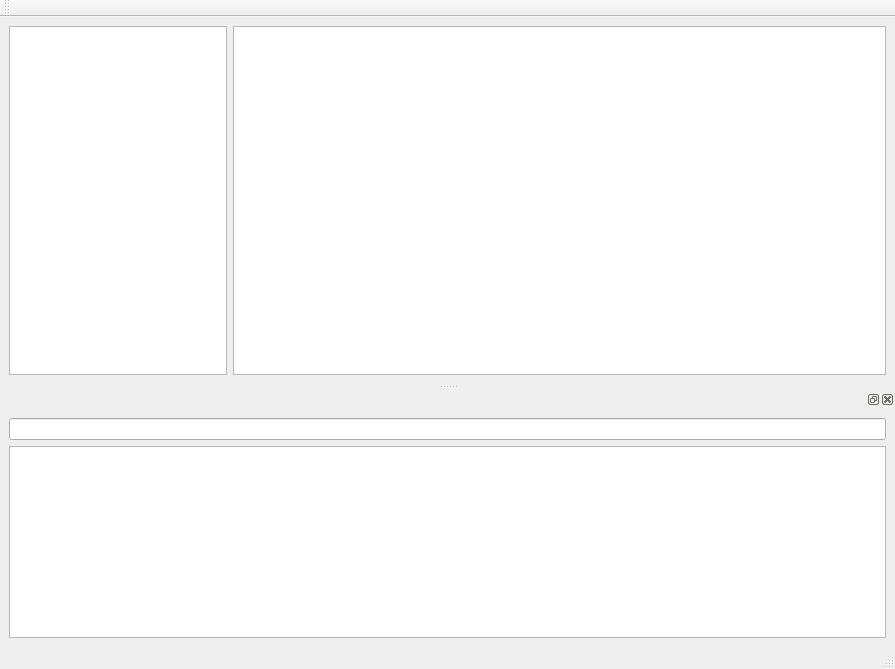
Above: main.ui from averrin/Darkstream before the change. Below: the same form after it.
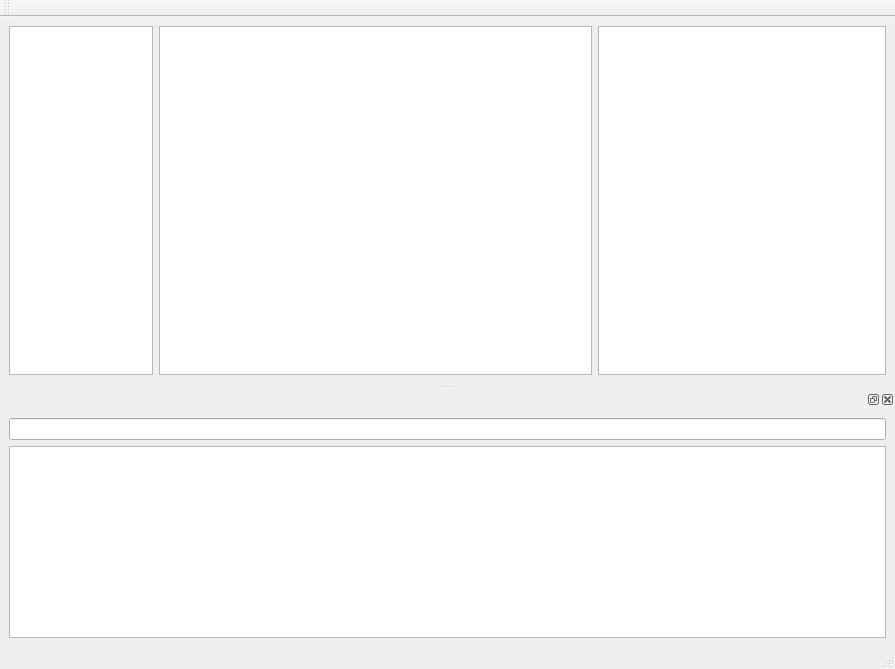
That is the form after the change.

Commit message: MainBrowser for text. Important part!

Diff of the .ui file:
```diff
--- a/main.ui
+++ b/main.ui
@@ -14,10 +14,13 @@
    <string>MainWindow</string>
   </property>
   <widget class="QWidget" name="centralwidget">
-   <layout class="QHBoxLayout" name="horizontalLayout_2" stretch="1,3">
+   <layout class="QHBoxLayout" name="horizontalLayout_2" stretch="1,3,2">
     <item>
      <widget class="QListWidget" name="mainList"/>
     </item>
+    <item>
+     <widget class="QTextBrowser" name="mainBrowser"/>
+    </item>
     <item>
      <widget class="QTextBrowser" name="textBrowser"/>
     </item>
```
The commit also changes 3 other files.
